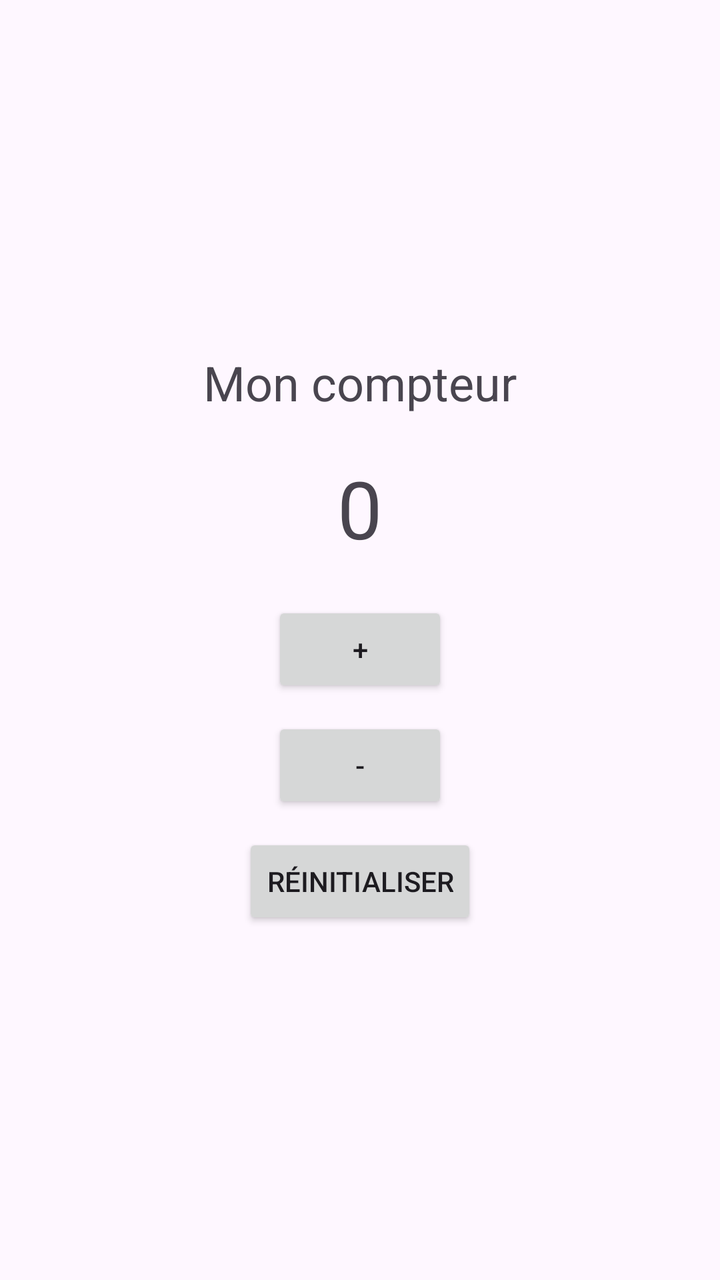
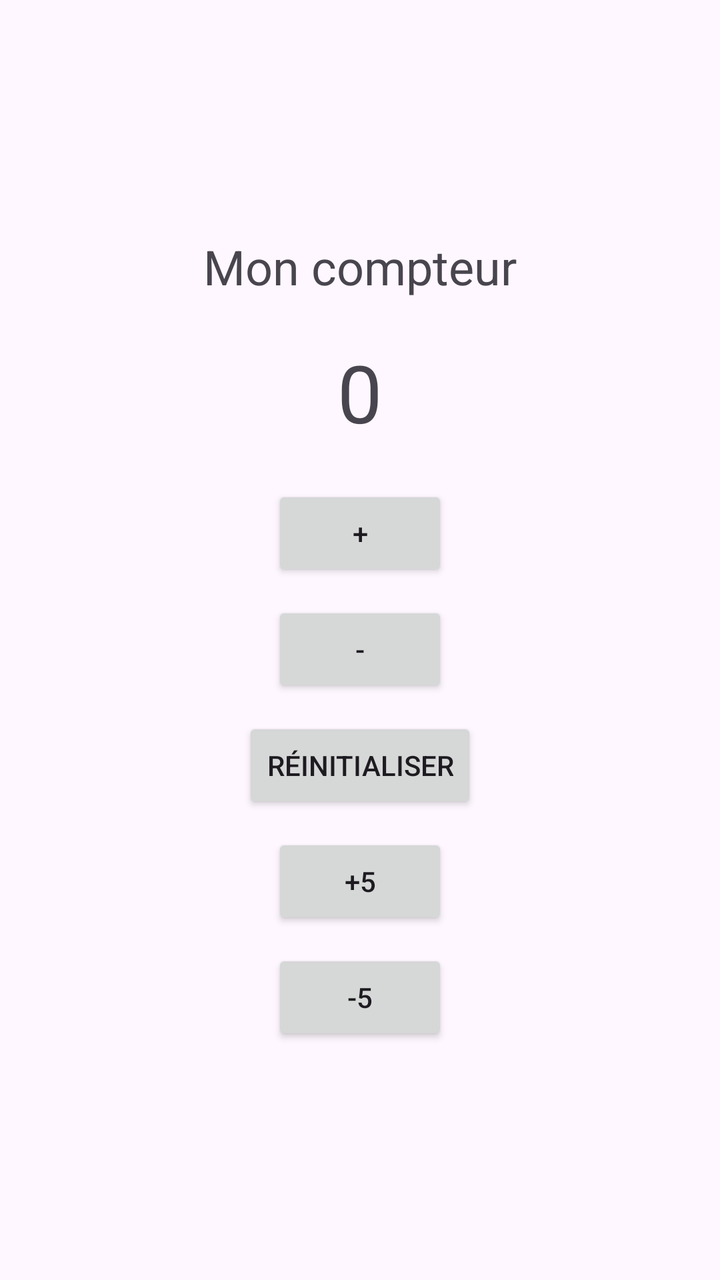

An Android layout rendered at two revisions. The XML below is the earlier revision; the diff shows what the commit changed to produce the second picture.
<!-- AndroidManifest.xml: application theme Theme.ComputerAndroid -->
<!-- res/layout/activity_main.xml -->
<?xml version="1.0" encoding="utf-8"?>
<LinearLayout
    xmlns:android="http://schemas.android.com/apk/res/android"
    android:id="@+id/main"
    android:layout_width="match_parent"
    android:layout_height="match_parent"
    android:orientation="vertical"
    android:gravity="center"
    android:padding="16dp">

    <TextView
        android:id="@+id/textViewTitre"
        android:layout_width="wrap_content"
        android:layout_height="wrap_content"
        android:text="@string/titre_compteur"
        android:textSize="24sp"/>

    <TextView
        android:id="@+id/textViewCompteur"
        android:layout_width="wrap_content"
        android:layout_height="wrap_content"
        android:text="@string/valeur_compteur"
        android:textSize="40sp"
        android:layout_marginTop="20dp"/>

    <Button
        android:id="@+id/buttonIncrementer"
        android:layout_width="wrap_content"
        android:layout_height="wrap_content"
        android:text="@string/bouton_plus"
        android:layout_marginTop="20dp"/>

    <Button
        android:id="@+id/buttonDecrementer"
        android:layout_width="wrap_content"
        android:layout_height="wrap_content"
        android:text="@string/bouton_moins"
        android:layout_marginTop="10dp"/>

    <Button
        android:id="@+id/buttonReinitialiser"
        android:layout_width="wrap_content"
        android:layout_height="wrap_content"
        android:text="@string/bouton_reinitialiser"
        android:layout_marginTop="10dp"/>

</LinearLayout>
<!-- resources referenced by this layout -->
<resources>
  <string name="bouton_moins">-</string>
  <string name="bouton_plus">+</string>
  <string name="bouton_reinitialiser">Réinitialiser</string>
  <string name="titre_compteur">Mon compteur</string>
  <string name="valeur_compteur">0</string>
  <style name="Theme.ComputerAndroid" parent="Base.Theme.ComputerAndroid" />
  <style name="Base.Theme.ComputerAndroid" parent="Theme.Material3.DayNight.NoActionBar">
          
          
      </style>
</resources>

<!-- the commit's change to res/layout/activity_main.xml (unified diff, before → after) -->
@@ -13,7 +13,7 @@
         android:layout_width="wrap_content"
         android:layout_height="wrap_content"
         android:text="@string/titre_compteur"
-        android:textSize="24sp"/>
+        android:textSize="24sp" />
 
     <TextView
         android:id="@+id/textViewCompteur"
@@ -27,8 +27,8 @@
         android:id="@+id/buttonIncrementer"
         android:layout_width="wrap_content"
         android:layout_height="wrap_content"
-        android:text="@string/bouton_plus"
-        android:layout_marginTop="20dp"/>
+        android:layout_marginTop="20dp"
+        android:text="@string/bouton_plus" />
 
     <Button
         android:id="@+id/buttonDecrementer"
@@ -41,7 +41,22 @@
         android:id="@+id/buttonReinitialiser"
         android:layout_width="wrap_content"
         android:layout_height="wrap_content"
-        android:text="@string/bouton_reinitialiser"
-        android:layout_marginTop="10dp"/>
+        android:layout_marginTop="10dp"
+        android:text="@string/bouton_reinitialiser" />
+
+
+    <Button
+        android:id="@+id/buttonPlus5"
+        android:layout_width="wrap_content"
+        android:layout_height="wrap_content"
+        android:layout_marginTop="10dp"
+        android:text="+5" />
+
+    <Button
+        android:id="@+id/buttonMoins5"
+        android:layout_width="wrap_content"
+        android:layout_height="wrap_content"
+        android:layout_marginTop="10dp"
+        android:text="-5" />
 
 </LinearLayout>
